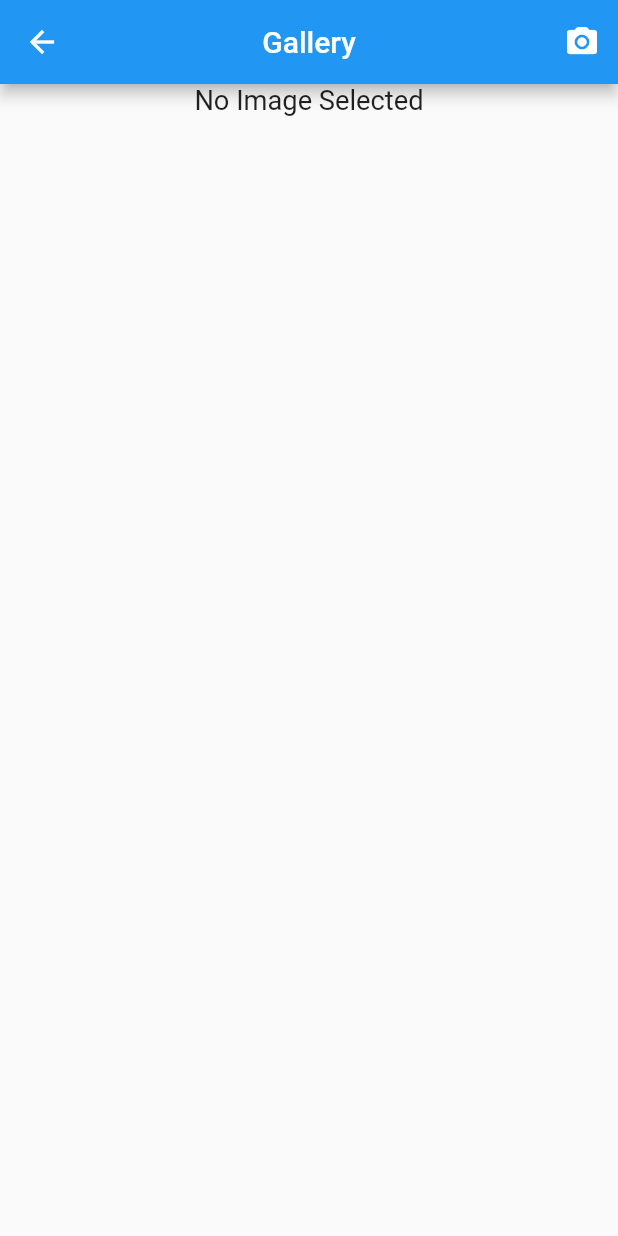
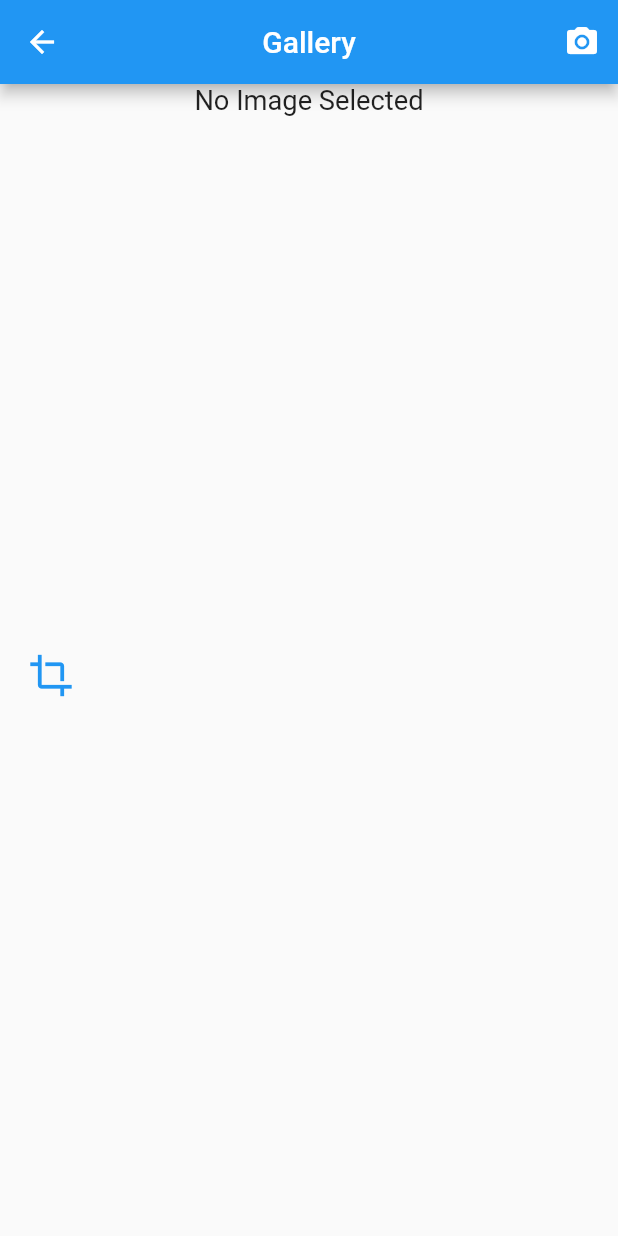
Before and after one commit to rushit5560/Rushit_Demo_Projects, a Flutter app: the GalleryScreen screen opened directly, after a tap on the "camera alt" icon, on a phone screen of 412 x 824 dp. Run offline on Flutter 3.47's test engine with Material 2 defaults, Android fonts, the light colour scheme and no system bars; our stand-ins replace get, image_cropper, image_picker, pull_to_refresh, shimmer; missing offline and left inert: photofilters; generated files the repository leaves out were written again.

Commit message:
crop image in gallery

```diff
--- a/photo_editing_demo/lib/gallery_screen/gallery_screen.dart
+++ b/photo_editing_demo/lib/gallery_screen/gallery_screen.dart
@@ -2,20 +2,47 @@ import 'dart:io';
 
 import 'package:flutter/material.dart';
 import 'package:get/get.dart';
+import 'package:image_cropper/image_cropper.dart';
 import 'package:image_picker/image_picker.dart';
+
+enum AppState {
+  free,
+  picked,
+  cropped,
+}
 
 class GalleryScreen extends StatefulWidget {
   // const GalleryScreen({Key? key}) : super(key: key);
   @override
   _GalleryScreenState createState() => _GalleryScreenState();
 }
+
 class _GalleryScreenState extends State<GalleryScreen> {
-  File? file;
+  //File? file;
   final ImagePicker imagePicker = ImagePicker();
+  AppState ? state;
+  File ? imageFile;
+
+  @override
+  void initState() {
+    super.initState();
+    state = AppState.free;
+  }
 
   @override
   Widget build(BuildContext context) {
     return Scaffold(
+      /* floatingActionButton: FloatingActionButton(
+        backgroundColor: Colors.deepOrange,
+        onPressed: () {
+          if (state == AppState.free)
+            gallery();
+          else if (state == AppState.picked)
+            _cropImage();
+          // else if (state == AppState.cropped) _clearImage();
+        },
+        child: _buildButtonIcon(),
+      ),*/
       appBar: AppBar(
         title: Text('Gallery'),
         centerTitle: true,
@@ -28,19 +55,42 @@ class _GalleryScreenState extends State<GalleryScreen> {
 
       body: Column(
         children: [
-          file != null
-          ? Container(
-            height:Get.height * 0.75,
+          imageFile != null
+              ? Expanded(
+            flex: 9,
+                child: Container(
+            height: Get.height * 0.75,
             width: Get.width,
-            child: file != null
-                ? Image.file(file!, height: 100, width: 100, fit: BoxFit.fill)
+            child: imageFile != null
+                  ? Image.file(
+                  imageFile!, height: 100, width: 100, fit: BoxFit.fill)
                   : null,
+          ),
               )
               : Container(
             child: Center(
               child: Text('No Image Selected', textScaleFactor: 1.3,),
             ),
           ),
+
+
+          Expanded(
+              flex: 1,
+            child: Container(
+              margin: EdgeInsets.only(left: 10, right: 10),
+              child: Row(
+                mainAxisAlignment: MainAxisAlignment.spaceBetween,
+                children: [
+                  IconButton(
+                      onPressed: () {
+                        _cropImage();
+                      },
+                      icon: Icon(Icons.crop, color: Colors.blue, size: 30,))
+                ],
+              ),
+            ),
+          ),
+
         ],
       ),
     );
@@ -48,10 +98,67 @@ class _GalleryScreenState extends State<GalleryScreen> {
 
   void gallery() async {
     final image = await imagePicker.getImage(source: ImageSource.gallery);
-      if (image != null) {
+    imageFile = image != null ? File(image.path) : null;
+    if (imageFile != null) {
       setState(() {
-          file = File(image.path);
+        state = AppState.picked;
       });
-      } else {}
     }
   }
+
+  Future<Null> _cropImage() async {
+    File ? croppedFile = await ImageCropper.cropImage(
+        sourcePath: imageFile!.path,
+        aspectRatioPresets: Platform.isAndroid
+        ? [
+        CropAspectRatioPreset.square,
+        CropAspectRatioPreset.ratio3x2,
+        CropAspectRatioPreset.original,
+        CropAspectRatioPreset.ratio4x3,
+        CropAspectRatioPreset.ratio16x9
+        ]
+        : [
+        CropAspectRatioPreset.original,
+        CropAspectRatioPreset.square,
+        CropAspectRatioPreset.ratio3x2,
+        CropAspectRatioPreset.ratio4x3,
+        CropAspectRatioPreset.ratio5x3,
+        CropAspectRatioPreset.ratio5x4,
+        CropAspectRatioPreset.ratio7x5,
+        CropAspectRatioPreset.ratio16x9
+        ],
+        androidUiSettings: AndroidUiSettings(
+            toolbarTitle: 'Crop',
+            toolbarColor: Colors.deepOrange,
+            toolbarWidgetColor: Colors.white,
+            initAspectRatio: CropAspectRatioPreset.original,
+            lockAspectRatio: false),
+        iosUiSettings: IOSUiSettings(
+          title: 'Crop',
+        ));
+    if (croppedFile != null) {
+      imageFile = croppedFile;
+      setState(() {
+        state = AppState.cropped;
+      });
+    }
+  }
+
+  void _clearImage() {
+    imageFile = null;
+    setState(() {
+      state = AppState.free;
+    });
+  }
+
+  Widget _buildButtonIcon() {
+    if (state == AppState.free)
+      return Icon(Icons.add);
+    else if (state == AppState.picked)
+      return Icon(Icons.crop);
+    else if (state == AppState.cropped)
+      return Icon(Icons.clear);
+    else
+      return Container();
+  }
+}
```
Also changed, not shown: 1 other file. Lines whose indentation alone changed are shown as unchanged.
